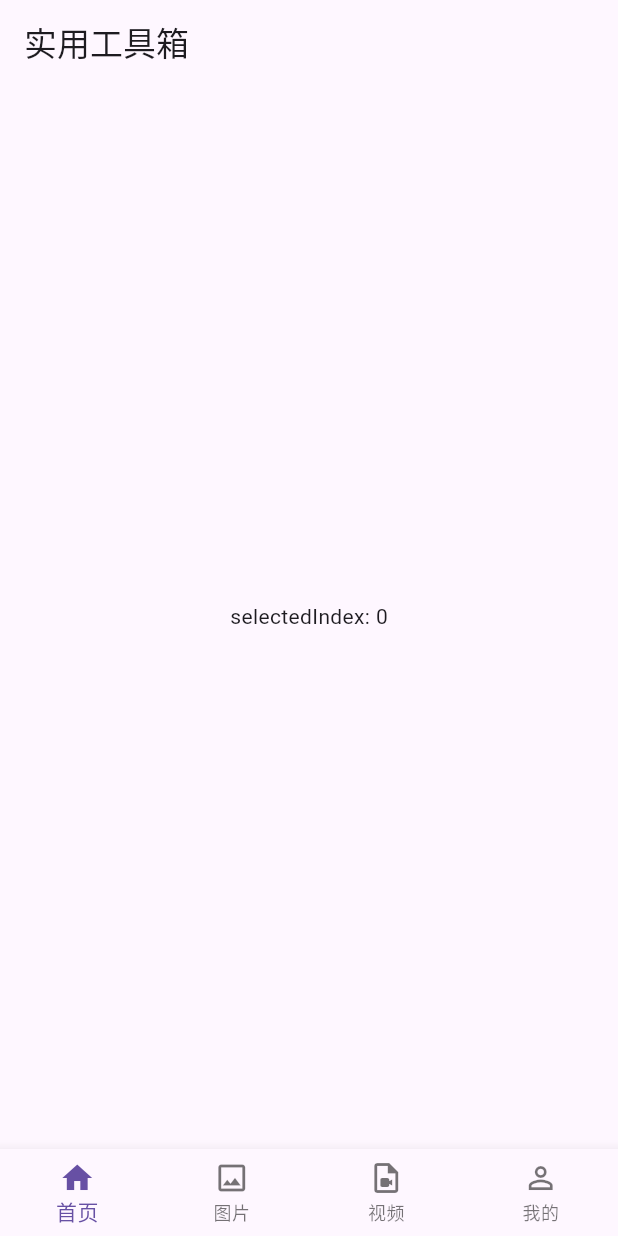
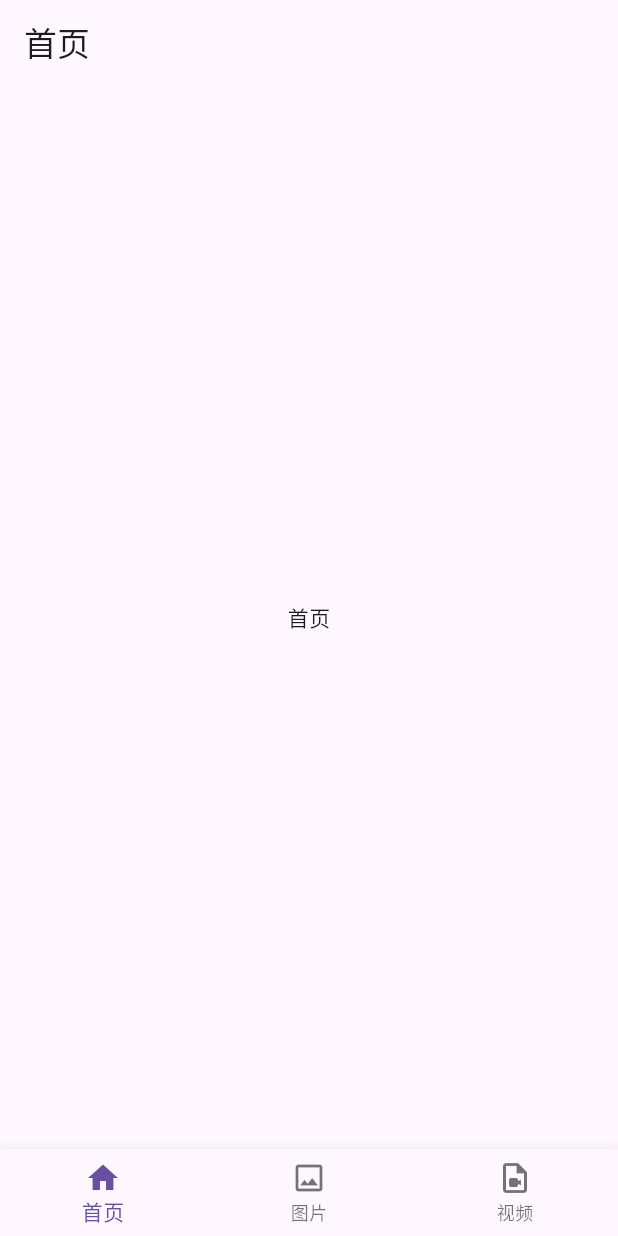
Before and after one commit to Samoy/toolbox, a Flutter app: the screen it shows after launch, on a phone screen of 412 x 824 dp. Run offline on Flutter 3.47's test engine with Material 2 defaults, Android fonts, the phone set to English and light mode, and no system bars; our stand-ins replace go_router.

Commit message:
路由添加

```diff
--- a/lib/main.dart
+++ b/lib/main.dart
@@ -1,5 +1,5 @@
 import 'package:flutter/material.dart';
-import 'package:toolbox/pages/index.dart';
+import 'package:toolbox/router/router.dart';
 
 void main() {
   runApp(const MyApp());
@@ -13,19 +13,18 @@ class MyApp extends StatelessWidget {
   // This widget is the root of your application.
   @override
   Widget build(BuildContext context) {
-    return MaterialApp(
+    // return MaterialApp(
+
+    // );
+    return MaterialApp.router(
+      routeInformationParser: gRouter.routeInformationParser,
+      routerDelegate: gRouter.routerDelegate,
+      routeInformationProvider: gRouter.routeInformationProvider,
       title: _title,
       theme: ThemeData(
         useMaterial3: true,
-        primarySwatch: Colors.orange,
+        primarySwatch: Colors.green,
       ),
-      home: SafeArea(
-          top: false,
-          right: false,
-          bottom: false,
-          child: IndexPage(
-            title: _title,
-          )),
     );
   }
 }
--- /dev/null
+++ b/lib/pages/home/index.dart
@@ -0,0 +1,17 @@
+import 'package:flutter/material.dart';
+
+class HomePage extends StatefulWidget {
+  const HomePage({Key? key}) : super(key: key);
+
+  @override
+  State<HomePage> createState() => _HomePageState();
+}
+
+class _HomePageState extends State<HomePage> {
+  @override
+  Widget build(BuildContext context) {
+    return const Center(
+      child: Text("首页"),
+    );
+  }
+}
--- /dev/null
+++ b/lib/pages/image/index.dart
@@ -0,0 +1,17 @@
+import 'package:flutter/material.dart';
+
+class ImagePage extends StatefulWidget {
+  const ImagePage({Key? key}) : super(key: key);
+
+  @override
+  State<ImagePage> createState() => _ImagePageState();
+}
+
+class _ImagePageState extends State<ImagePage> {
+  @override
+  Widget build(BuildContext context) {
+    return const Center(
+      child: Text("图片"),
+    );
+  }
+}
--- a/lib/pages/index.dart
+++ b/lib/pages/index.dart
@@ -1,9 +1,10 @@
 import 'package:flutter/material.dart';
+import 'package:toolbox/pages/home/index.dart';
+import 'package:toolbox/pages/image/index.dart';
+import 'package:toolbox/pages/video/index.dart';
 
 class IndexPage extends StatefulWidget {
-  final String title;
-
-  const IndexPage({Key? key, required, required this.title}) : super(key: key);
+  const IndexPage({Key? key, required}) : super(key: key);
 
   @override
   State<IndexPage> createState() => _IndexState();
@@ -15,35 +16,37 @@ class _IndexState extends State<IndexPage> {
     const _MenuModel(
         icon: Icon(Icons.home_outlined),
         selectedIcon: Icon(Icons.home),
-        title: "首页"),
+        title: "首页",
+        widget: HomePage()),
     const _MenuModel(
       icon: Icon(Icons.image_outlined),
       selectedIcon: Icon(Icons.image),
       title: "图片",
+      widget: ImagePage(),
     ),
     const _MenuModel(
       icon: Icon(Icons.video_file_outlined),
       selectedIcon: Icon(Icons.video_file),
       title: "视频",
+      widget: VideoPage(),
     ),
-    const _MenuModel(
-        icon: Icon(Icons.person_outline),
-        selectedIcon: Icon(Icons.person),
-        title: "我的")
   ];
 
   @override
   Widget build(BuildContext context) {
-    return OrientationBuilder(
+    var selected = _menuList[_selectedIndex];
+    return SafeArea(
+      top: false,
+      right: false,
+      bottom: false,
+      child: OrientationBuilder(
           builder: (BuildContext context, Orientation orientation) {
         if (orientation == Orientation.portrait) {
           return Scaffold(
             appBar: AppBar(
-              title: Text(widget.title),
+              title: Text(selected.title),
             ),
-            body: Center(
-              child: Text('selectedIndex: $_selectedIndex'),
-            ),
+            body: selected.widget,
             bottomNavigationBar: BottomNavigationBar(
               items: _menuList
                   .map((e) => BottomNavigationBarItem(
@@ -56,7 +59,8 @@ class _IndexState extends State<IndexPage> {
                   _selectedIndex = index;
                 });
               },
-            ));
+            ),
+          );
         }
         return Scaffold(
           body: Row(
@@ -78,21 +82,25 @@ class _IndexState extends State<IndexPage> {
               ),
               const VerticalDivider(thickness: 1, width: 1),
               Expanded(
-              child: Center(
-                child: Text('selectedIndex: $_selectedIndex'),
+                child: selected.widget,
               ),
-            )
             ],
           ),
         );
-    });
+      }),
+    );
   }
 }
 
 class _MenuModel {
-  const _MenuModel(
-      {required this.icon, this.selectedIcon, required this.title});
+  const _MenuModel({
+    required this.icon,
+    required this.title,
+    required this.widget,
+    this.selectedIcon,
+  });
   final Icon icon;
+  final String title;
+  final Widget widget;
   final Icon? selectedIcon;
-  final String title;
 }
--- /dev/null
+++ b/lib/pages/video/index.dart
@@ -0,0 +1,17 @@
+import 'package:flutter/material.dart';
+
+class VideoPage extends StatefulWidget {
+  const VideoPage({Key? key}) : super(key: key);
+
+  @override
+  State<VideoPage> createState() => _VideoPageState();
+}
+
+class _VideoPageState extends State<VideoPage> {
+  @override
+  Widget build(BuildContext context) {
+    return const Center(
+      child: Text("视频"),
+    );
+  }
+}
--- /dev/null
+++ b/lib/router/router.dart
@@ -0,0 +1,16 @@
+import 'package:flutter/widgets.dart';
+import 'package:go_router/go_router.dart';
+import 'package:toolbox/pages/home/index.dart';
+import 'package:toolbox/pages/image/index.dart';
+import 'package:toolbox/pages/index.dart';
+import 'package:toolbox/pages/video/index.dart';
+
+/// 全局路由[gRouter]
+final GoRouter gRouter = GoRouter(
+  routes: <GoRoute>[
+    GoRoute(
+      path: "/",
+      builder: (BuildContext context, GoRouterState state) => const IndexPage(),
+    ),
+  ],
+);
--- a/pubspec.yaml
+++ b/pubspec.yaml
@@ -29,6 +29,9 @@ environment:
 dependencies:
   flutter:
     sdk: flutter
+  ffmpeg_kit_flutter: ^4.5.1
+  path_provider: ^2.0.11
+  go_router: ^4.0.0
 
 
   # The following adds the Cupertino Icons font to your application.
```
Also changed, not shown: pubspec.lock, 1 other file. Lines whose indentation alone changed are shown as unchanged.
